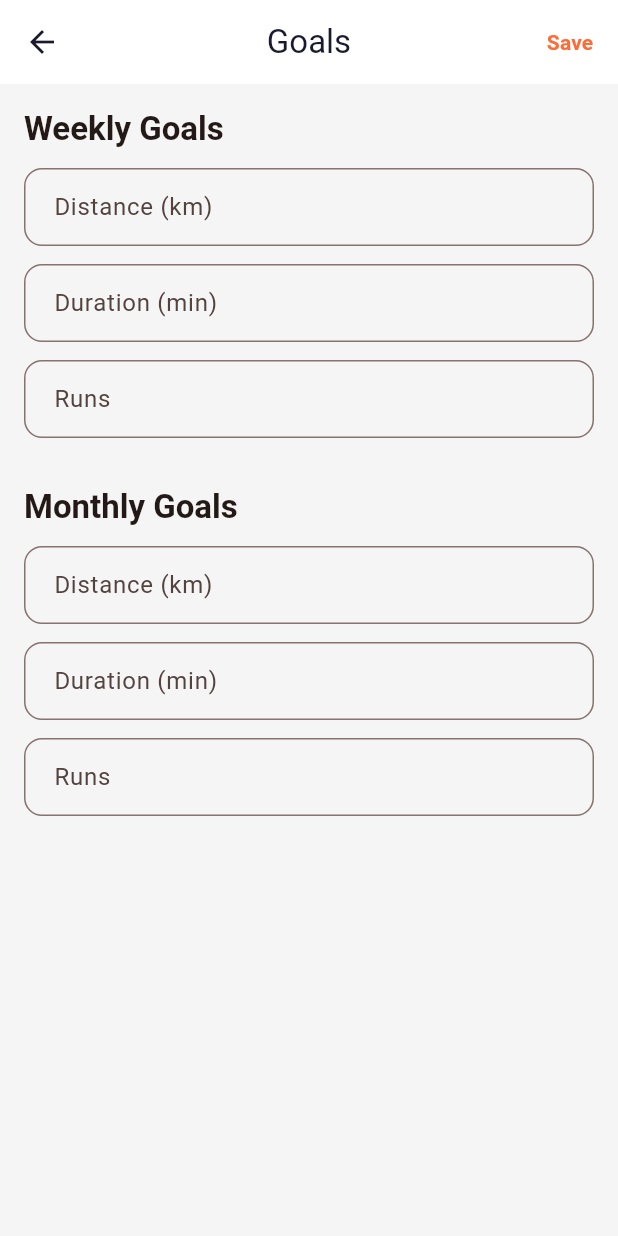
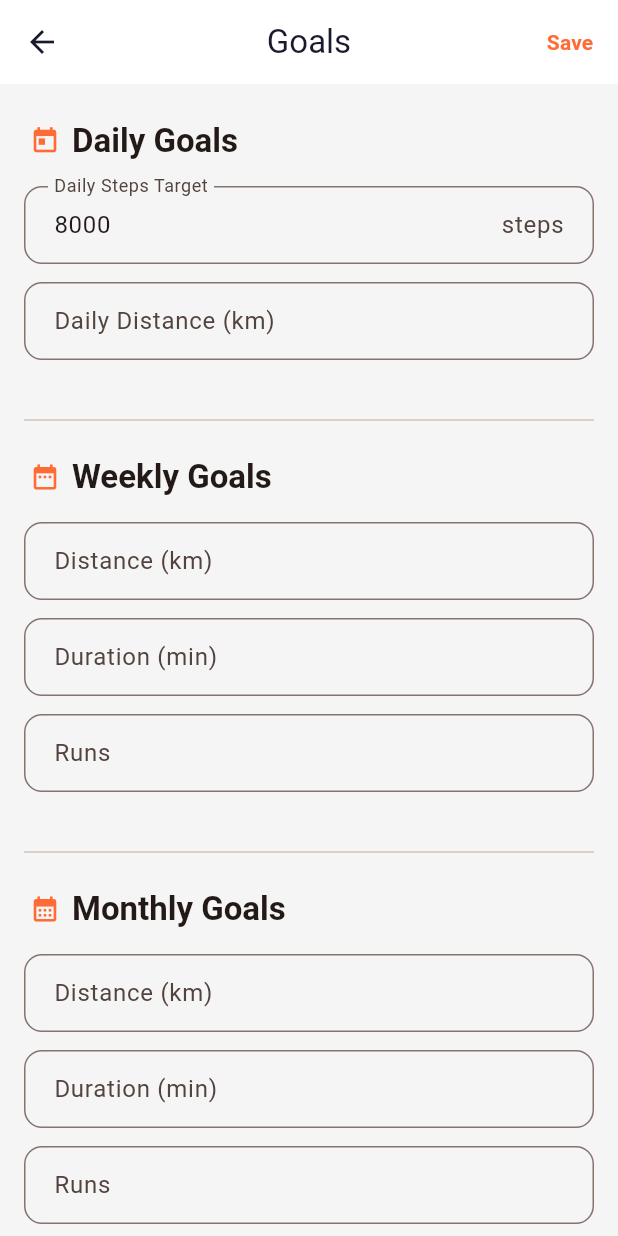
Before and after one commit to andarezabasni/solosprint, a Flutter app: the GoalsPage screen opened directly, on a phone screen of 412 x 824 dp. Run offline on Flutter 3.47's test engine with Material 3 defaults, Android fonts, the phone set to English and light mode, and no system bars; our stand-ins replace file_picker, flutter_local_notifications, flutter_map, geolocator, hive_flutter, image_picker and 4 more; missing offline and left inert: gal; accounts and stored records are empty.

Commit message:
Add daily step & distance targets to Goals page (Settings)

```diff
--- a/lib/features/settings/goals_page.dart
+++ b/lib/features/settings/goals_page.dart
@@ -1,5 +1,6 @@
 import 'package:flutter/material.dart';
 import '../../core/database/activity_database.dart';
+import '../../shared/localization.dart';
 
 class GoalsPage extends StatefulWidget {
   const GoalsPage({super.key});
@@ -9,6 +10,8 @@ class GoalsPage extends StatefulWidget {
 }
 
 class _GoalsPageState extends State<GoalsPage> {
+  late TextEditingController _dailyStepController;
+  late TextEditingController _dailyDistController;
   late TextEditingController _weeklyDistanceController;
   late TextEditingController _weeklyDurationController;
   late TextEditingController _weeklyRunsController;
@@ -19,6 +22,12 @@ class _GoalsPageState extends State<GoalsPage> {
   @override
   void initState() {
     super.initState();
+    _dailyStepController = TextEditingController(
+      text: _formatInt(ActivityDatabase.getGoal('daily_step_target', defaultValue: 8000)),
+    );
+    _dailyDistController = TextEditingController(
+      text: _formatGoal(ActivityDatabase.getGoal('daily_dist_target')),
+    );
     _weeklyDistanceController = TextEditingController(
       text: _formatGoal(ActivityDatabase.getGoal('weekly_distance')),
     );
@@ -41,6 +50,8 @@ class _GoalsPageState extends State<GoalsPage> {
 
   @override
   void dispose() {
+    _dailyStepController.dispose();
+    _dailyDistController.dispose();
     _weeklyDistanceController.dispose();
     _weeklyDurationController.dispose();
     _weeklyRunsController.dispose();
@@ -54,7 +65,13 @@ class _GoalsPageState extends State<GoalsPage> {
     return value > 0 ? value.toStringAsFixed(1) : '';
   }
 
+  String _formatInt(double value) {
+    return value > 0 ? value.toInt().toString() : '';
+  }
+
   void _saveGoals() {
+    ActivityDatabase.saveGoal('daily_step_target', double.tryParse(_dailyStepController.text) ?? 8000);
+    ActivityDatabase.saveGoal('daily_dist_target', double.tryParse(_dailyDistController.text) ?? 0);
     ActivityDatabase.saveGoal('weekly_distance', double.tryParse(_weeklyDistanceController.text) ?? 0);
     ActivityDatabase.saveGoal('weekly_duration', double.tryParse(_weeklyDurationController.text) ?? 0);
     ActivityDatabase.saveGoal('weekly_runs', double.tryParse(_weeklyRunsController.text) ?? 0);
@@ -64,7 +81,7 @@ class _GoalsPageState extends State<GoalsPage> {
 
     if (mounted) {
       ScaffoldMessenger.of(context).showSnackBar(
-        const SnackBar(content: Text('Goals saved')),
+        SnackBar(content: Text(AppLocale.isEnglish ? 'Goals saved' : 'Target tersimpan')),
       );
     }
   }
@@ -73,11 +90,14 @@ class _GoalsPageState extends State<GoalsPage> {
   Widget build(BuildContext context) {
     return Scaffold(
       appBar: AppBar(
-        title: const Text('Goals'),
+        title: Text(AppLocale.isEnglish ? 'Goals' : 'Target'),
         actions: [
           TextButton(
             onPressed: _saveGoals,
-            child: const Text('Save', style: TextStyle(fontWeight: FontWeight.bold)),
+            child: Text(
+              Strings.save,
+              style: const TextStyle(fontWeight: FontWeight.bold),
+            ),
           ),
         ],
       ),
@@ -86,33 +106,101 @@ class _GoalsPageState extends State<GoalsPage> {
         child: Column(
           crossAxisAlignment: CrossAxisAlignment.start,
           children: [
-            Text('Weekly Goals', style: Theme.of(context).textTheme.titleLarge?.copyWith(fontWeight: FontWeight.bold)),
+            // Daily Goals
+            Container(
+              padding: const EdgeInsets.symmetric(horizontal: 4, vertical: 8),
+              child: Row(
+                children: [
+                  const Icon(Icons.today, color: Color(0xFFFF6B35), size: 20),
+                  const SizedBox(width: 8),
+                  Text(
+                    AppLocale.isEnglish ? 'Daily Goals' : 'Target Harian',
+                    style: Theme.of(context).textTheme.titleLarge?.copyWith(
+                          fontWeight: FontWeight.bold,
+                        ),
+                  ),
+                ],
+              ),
+            ),
+            const SizedBox(height: 8),
+            _buildGoalField(
+              AppLocale.isEnglish ? 'Daily Steps Target' : 'Target Langkah Harian',
+              _dailyStepController,
+              suffix: 'steps',
+            ),
             const SizedBox(height: 12),
-            _buildGoalField('Distance (km)', _weeklyDistanceController),
+            _buildGoalField(
+              AppLocale.isEnglish ? 'Daily Distance (km)' : 'Jarak Harian (km)',
+              _dailyDistController,
+              suffix: 'km',
+            ),
+
+            const SizedBox(height: 32),
+            const Divider(),
+            const SizedBox(height: 8),
+
+            // Weekly Goals
+            Container(
+              padding: const EdgeInsets.symmetric(horizontal: 4, vertical: 8),
+              child: Row(
+                children: [
+                  const Icon(Icons.date_range, color: Color(0xFFFF6B35), size: 20),
+                  const SizedBox(width: 8),
+                  Text(
+                    Strings.weeklyGoals,
+                    style: Theme.of(context).textTheme.titleLarge?.copyWith(
+                          fontWeight: FontWeight.bold,
+                        ),
+                  ),
+                ],
+              ),
+            ),
+            const SizedBox(height: 8),
+            _buildGoalField(Strings.distanceKm, _weeklyDistanceController, suffix: 'km'),
             const SizedBox(height: 12),
-            _buildGoalField('Duration (min)', _weeklyDurationController),
+            _buildGoalField(Strings.durationMin, _weeklyDurationController, suffix: 'min'),
             const SizedBox(height: 12),
-            _buildGoalField('Runs', _weeklyRunsController),
+            _buildGoalField(Strings.runs, _weeklyRunsController, suffix: ''),
+
             const SizedBox(height: 32),
-            Text('Monthly Goals', style: Theme.of(context).textTheme.titleLarge?.copyWith(fontWeight: FontWeight.bold)),
+            const Divider(),
+            const SizedBox(height: 8),
+
+            // Monthly Goals
+            Container(
+              padding: const EdgeInsets.symmetric(horizontal: 4, vertical: 8),
+              child: Row(
+                children: [
+                  const Icon(Icons.calendar_month, color: Color(0xFFFF6B35), size: 20),
+                  const SizedBox(width: 8),
+                  Text(
+                    Strings.monthlyGoals,
+                    style: Theme.of(context).textTheme.titleLarge?.copyWith(
+                          fontWeight: FontWeight.bold,
+                        ),
+                  ),
+                ],
+              ),
+            ),
+            const SizedBox(height: 8),
+            _buildGoalField(Strings.distanceKm, _monthlyDistanceController, suffix: 'km'),
             const SizedBox(height: 12),
-            _buildGoalField('Distance (km)', _monthlyDistanceController),
+            _buildGoalField(Strings.durationMin, _monthlyDurationController, suffix: 'min'),
             const SizedBox(height: 12),
-            _buildGoalField('Duration (min)', _monthlyDurationController),
-            const SizedBox(height: 12),
-            _buildGoalField('Runs', _monthlyRunsController),
+            _buildGoalField(Strings.runs, _monthlyRunsController, suffix: ''),
           ],
         ),
       ),
     );
   }
 
-  Widget _buildGoalField(String label, TextEditingController controller) {
+  Widget _buildGoalField(String label, TextEditingController controller, {String suffix = ''}) {
     return TextField(
       controller: controller,
       keyboardType: TextInputType.number,
       decoration: InputDecoration(
         labelText: label,
+        suffixText: suffix.isNotEmpty ? suffix : null,
         border: OutlineInputBorder(borderRadius: BorderRadius.circular(12)),
         contentPadding: const EdgeInsets.symmetric(horizontal: 16, vertical: 14),
       ),
```
